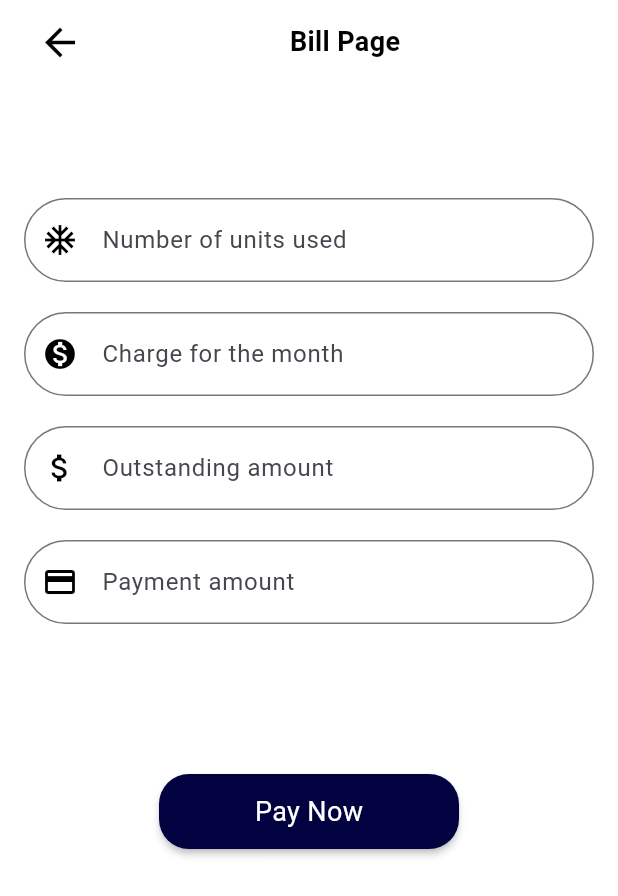
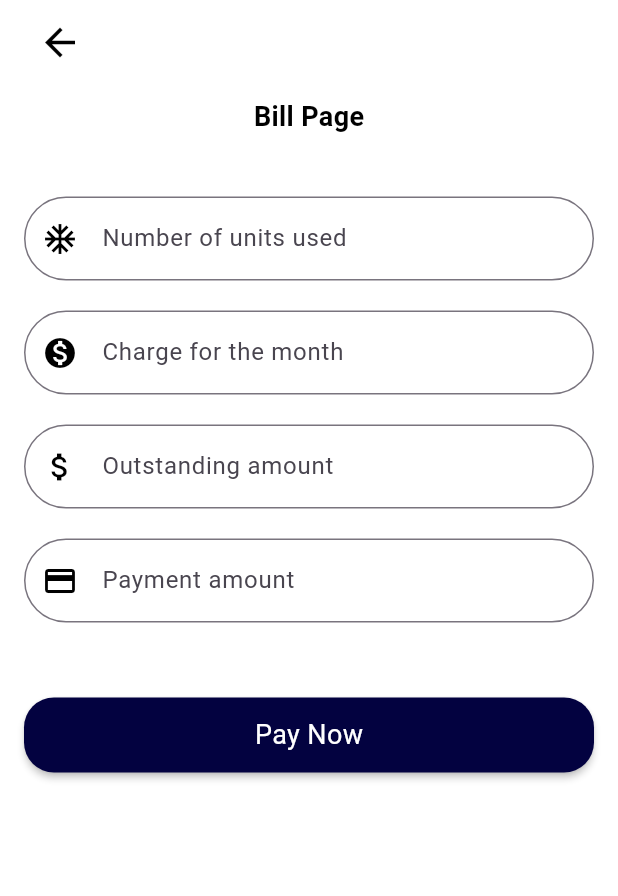
Before and after one commit to bhagyanimash/MeterMate, a Flutter app: the screen it shows after launch, on a phone screen of 412 x 824 dp. Shown: the top 896 px of the screen. Run offline on Flutter 3.47's test engine with Material 3 defaults, Android fonts, the phone set to English and light mode, and no system bars; our stand-ins replace loading_animation_widget.

Commit message:
Fixed bill_page again

```diff
--- a/lib/pages/bill_page.dart
+++ b/lib/pages/bill_page.dart
@@ -15,14 +15,13 @@ class _BillPageState extends State<BillPage> {
       backgroundColor: Colors.white,
       body: SafeArea(
         child: SingleChildScrollView(
-          child: Padding(
-            padding: const EdgeInsets.fromLTRB(16, 4, 16, 8),
           child: Column(
             crossAxisAlignment: CrossAxisAlignment.center,
             children: [
-                // Title "Bill Page" and Back Button in the same line
-                Row(
-                  mainAxisAlignment: MainAxisAlignment.spaceBetween,
+              Padding(
+                padding: const EdgeInsets.fromLTRB(16, 4, 16, 8),
+                child: Row(
+                  mainAxisAlignment: MainAxisAlignment.start,
                   children: [
                     IconButton(
                       iconSize: 30,
@@ -34,13 +33,13 @@ class _BillPageState extends State<BillPage> {
                         color: Colors.black,
                       ),
                     ),
+                  ],
+                ),
+              ),
 
               SizedBox(height: 5.0),
 
-
-                    Expanded(
-                      child: Center(
-                        child: Text(
+              Text(
                 "Bill Page",
                 style: TextStyle(
                   color: Colors.black,
@@ -48,17 +47,13 @@ class _BillPageState extends State<BillPage> {
                   fontWeight: FontWeight.bold,
                 ),
               ),
-                      ),
-                    ),
 
-                  ],
-                ),
+              SizedBox(height: 40.0),
 
-                const SizedBox(
-                  height: 80.0,
-
-                ),
-
+              Padding(
+                padding: const EdgeInsets.symmetric(horizontal: 16),
+                child: Column(
+                  children: [
                     TextField(
                       keyboardType: TextInputType.text,
                       decoration: InputDecoration(
@@ -73,9 +68,9 @@ class _BillPageState extends State<BillPage> {
                         ),
                       ),
                     ),
-                const SizedBox(
-                  height: 20.0,
-                ),
+
+                    SizedBox(height: 20.0),
+
                     TextField(
                       keyboardType: TextInputType.text,
                       decoration: InputDecoration(
@@ -90,9 +85,9 @@ class _BillPageState extends State<BillPage> {
                         ),
                       ),
                     ),
-                const SizedBox(
-                  height: 20.0,
-                ),
+
+                    SizedBox(height: 20.0),
+
                     TextField(
                       keyboardType: TextInputType.text,
                       decoration: InputDecoration(
@@ -107,9 +102,9 @@ class _BillPageState extends State<BillPage> {
                         ),
                       ),
                     ),
-                const SizedBox(
-                  height: 20.0,
-                ),
+
+                    SizedBox(height: 20.0),
+
                     TextField(
                       keyboardType: TextInputType.text,
                       decoration: InputDecoration(
@@ -124,13 +119,13 @@ class _BillPageState extends State<BillPage> {
                         ),
                       ),
                     ),
-                const SizedBox(
-                  height: 100.0,
-                ),
+
+                    SizedBox(height: 50.0),
+
                     Center(
                       child: SizedBox(
                         height: 50,
-                    width: 200,
+                        width: 500,
                         child: RawMaterialButton(
                           fillColor: const Color.fromRGBO(3, 2, 64, 1.000),
                           shape: RoundedRectangleBorder(
@@ -150,6 +145,8 @@ class _BillPageState extends State<BillPage> {
                   ],
                 ),
               ),
+            ],
+          ),
         ),
       ),
     );
```
Lines whose indentation alone changed are shown as unchanged.
